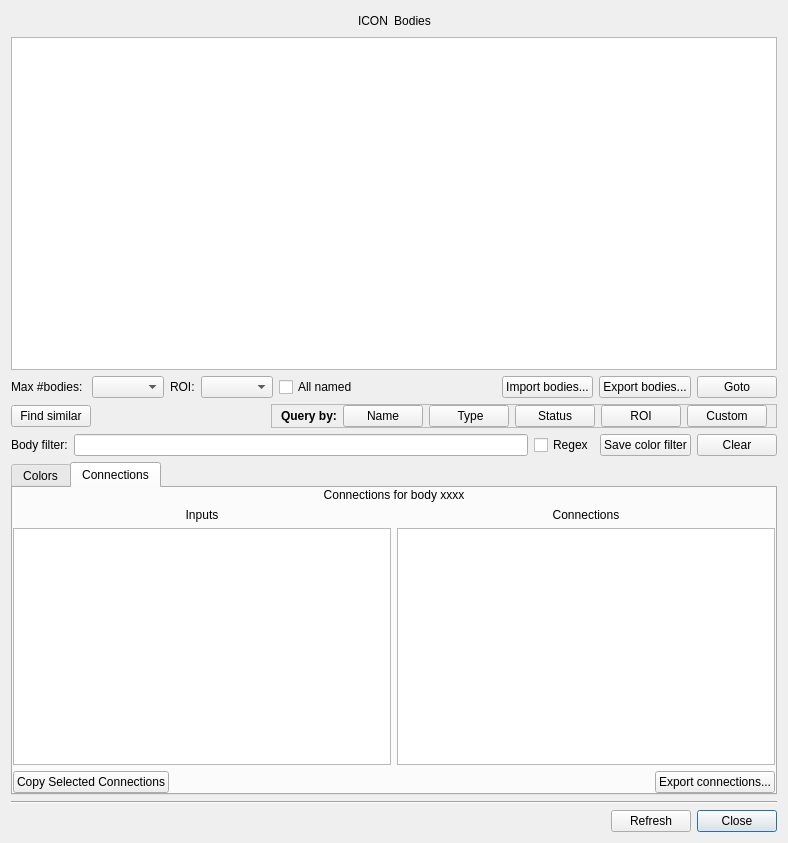
Above: neurolabi/gui/dialogs/flyembodyinfodialog.ui from janelia-flyem/NeuTu before the change. Below: the same form after it.
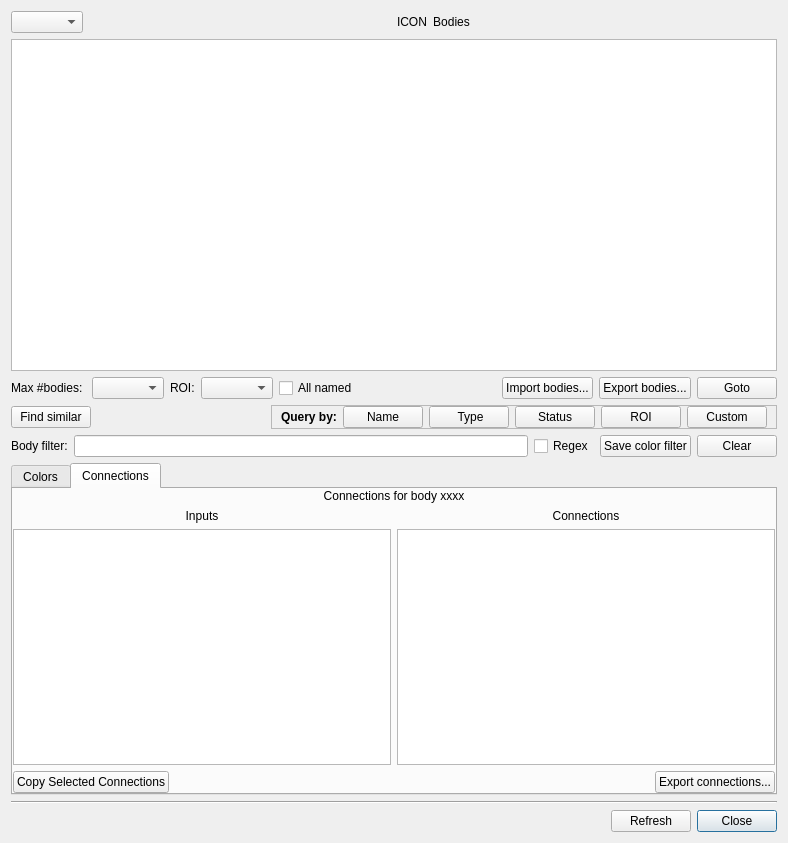
That is the form after the change.

```diff
--- a/neurolabi/gui/dialogs/flyembodyinfodialog.ui
+++ b/neurolabi/gui/dialogs/flyembodyinfodialog.ui
@@ -16,6 +16,9 @@
   <layout class="QVBoxLayout" name="verticalLayout_6">
    <item>
     <layout class="QHBoxLayout" name="horizontalLayout_7">
+     <item>
+      <widget class="QComboBox" name="datasetComboBox"/>
+     </item>
      <item>
       <spacer name="horizontalSpacer_6">
        <property name="orientation">
```
